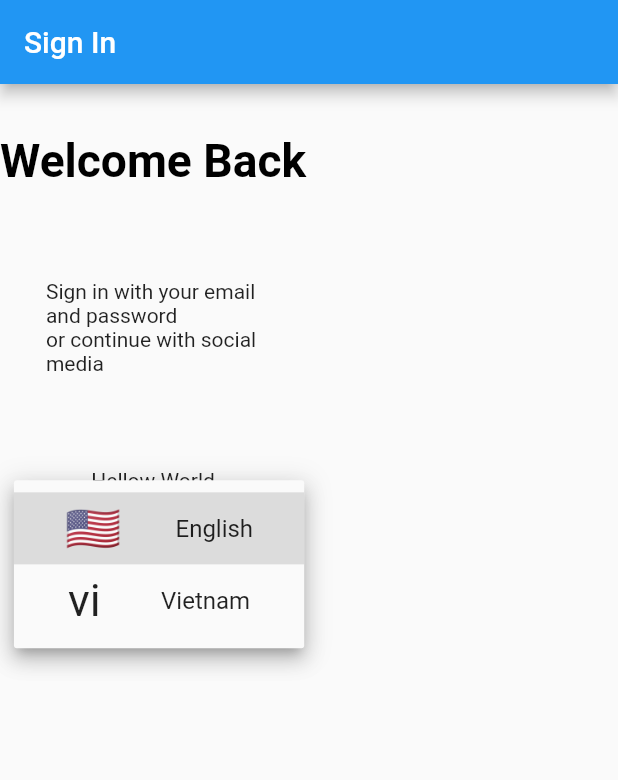
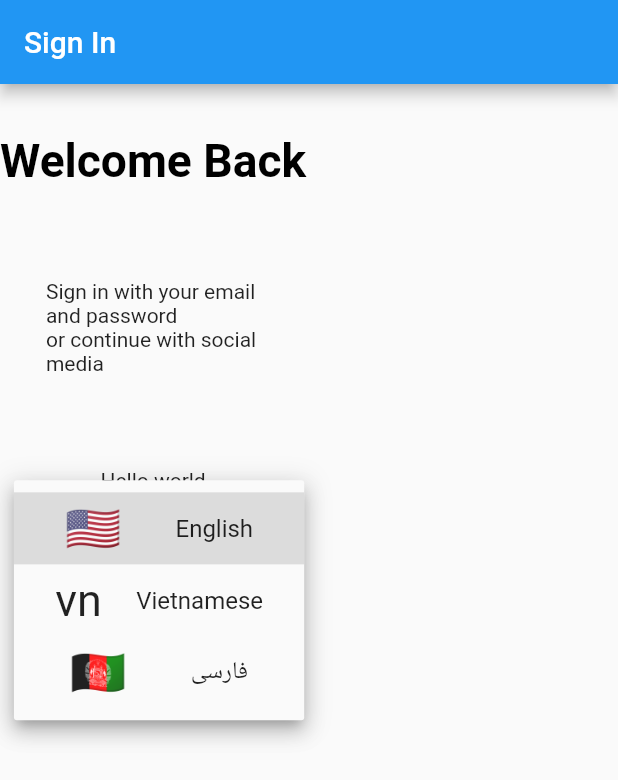
Before and after one commit to enzan1786/flutter-practice1, a Flutter app: the screen it shows after launch, after a tap on "Change language", on a phone screen of 412 x 824 dp. Shown: the top 780 px of the screen. Run offline on Flutter 3.47's test engine with Material 2 defaults, Android fonts, the phone set to English and light mode, and no system bars; our stand-ins replace flutter_svg, shared_preferences.

Commit message:
[update change Language]

```diff
--- a/lib/HelloWorld/HelloWorld.dart
+++ b/lib/HelloWorld/HelloWorld.dart
@@ -30,6 +30,7 @@ class _HelloWorldState extends State<HelloWorld> {
   var items = [
     'en',
     'vi',
+    'fa',
   ];
 
   void _changeLanguage(Language? language) async {
@@ -48,7 +49,7 @@ class _HelloWorldState extends State<HelloWorld> {
       );
     } else {
       return Column(mainAxisAlignment: MainAxisAlignment.center, children: [
-        Text(message),
+        Text(getTranslated(context, 'message')),
         Column(
           mainAxisAlignment: MainAxisAlignment.center,
           children: [
--- /dev/null
+++ b/lib/Language/fa.json
@@ -0,0 +1,5 @@
+{
+    "message":"FA-Hello world",
+    "tile":"FA-title",
+    "change_language":"FA-Change language"
+}
--- a/lib/Localization/LanguageLocale.dart
+++ b/lib/Localization/LanguageLocale.dart
@@ -7,6 +7,7 @@ const String LAGUAGE_CODE = 'languageCode';
 //languages code
 const String ENGLISH = 'en';
 const String VIETNAM = 'vi';
+const String FA = 'fa';
 
 Future<Locale> setLocale(String languageCode) async {
   SharedPreferences _prefs = await SharedPreferences.getInstance();
@@ -27,6 +28,8 @@ Locale _locale(String languageCode) {
       return Locale(ENGLISH, 'US');
     case VIETNAM:
       return Locale(VIETNAM, "VN");
+    case FA:
+      return Locale(FA, "AF");
     default:
       return Locale(ENGLISH, 'US');
   }
@@ -37,7 +40,6 @@ String getTranslated(BuildContext context, String key) {
   if (GlobalLocalization.of(context)?.translate(key) != null) {
     String? aNullableString = GlobalLocalization.of(context)?.translate(key);
     result = aNullableString.toString();
-    print("[Debug] getTranslate: $result");
   } else {
     result = "String null";
   }
--- a/lib/classes/language.dart
+++ b/lib/classes/language.dart
@@ -9,7 +9,8 @@ class Language {
   static List<Language> languageList() {
     return <Language>[
       Language(1, "🇺🇸", "English", "en"),
-      Language(2, "vi", "Vietnam", "vi"),
+      Language(2, "vn", "Vietnamese", "vi"),
+      Language(3, "🇦🇫", "فارسی", "fa"),
     ];
   }
 }
--- a/lib/main.dart
+++ b/lib/main.dart
@@ -27,13 +27,33 @@ class _MyAppState extends State<MyApp> {
     });
   }
 
+  @override
+  void didChangeDependencies() {
+    getLocale().then((locale) {
+      setState(() {
+        this._locale = locale;
+      });
+    });
+    super.didChangeDependencies();
+  }
+
   // This widget is the root of your application.
   @override
   Widget build(BuildContext context) {
+    if (this._locale == null) {
+      return Container(
+        child: Center(
+          child: CircularProgressIndicator(
+              valueColor: AlwaysStoppedAnimation<Color?>(Colors.blue[800])),
+        ),
+      );
+    } else {
       return MaterialApp(
+        locale: _locale,
         supportedLocales: [
-        Locale('en', 'US'),
-        Locale('vi', 'VN'),
+          Locale("en", "US"),
+          Locale("vi", "VN"),
+          Locale("af", "FA")
         ],
         localizationsDelegates: [
           GlobalLocalization.delegate,
@@ -41,21 +61,22 @@ class _MyAppState extends State<MyApp> {
           GlobalWidgetsLocalizations.delegate,
           GlobalCupertinoLocalizations.delegate,
         ],
+        localeResolutionCallback: (locale, supportedLocales) {
+          for (var supportedLocale in supportedLocales) {
+            if (supportedLocale.languageCode == locale!.languageCode &&
+                supportedLocale.countryCode == locale.countryCode) {
+              return supportedLocale;
+            }
+          }
+          return supportedLocales.first;
+        },
         title: 'Flutter Demo',
         theme: ThemeData(
-        // This is the theme of your application.
-        //
-        // Try running your application with "flutter run". You'll see the
-        // application has a blue toolbar. Then, without quitting the app, try
-        // changing the primarySwatch below to Colors.green and then invoke
-        // "hot reload" (press "r" in the console where you ran "flutter run",
-        // or simply save your changes to "hot reload" in a Flutter IDE).
-        // Notice that the counter didn't reset back to zero; the application
-        // is not restarted.
           primarySwatch: Colors.blue,
         ),
         home: SignInScreen(),
       );
+    }
   }
 }
 
--- a/pubspec.yaml
+++ b/pubspec.yaml
@@ -95,3 +95,4 @@ flutter:
   assets:
     - lib/Language/en.json
     - lib/Language/vi.json
+    - lib/Language/fa.json
```
Lines whose indentation alone changed are shown as unchanged.
